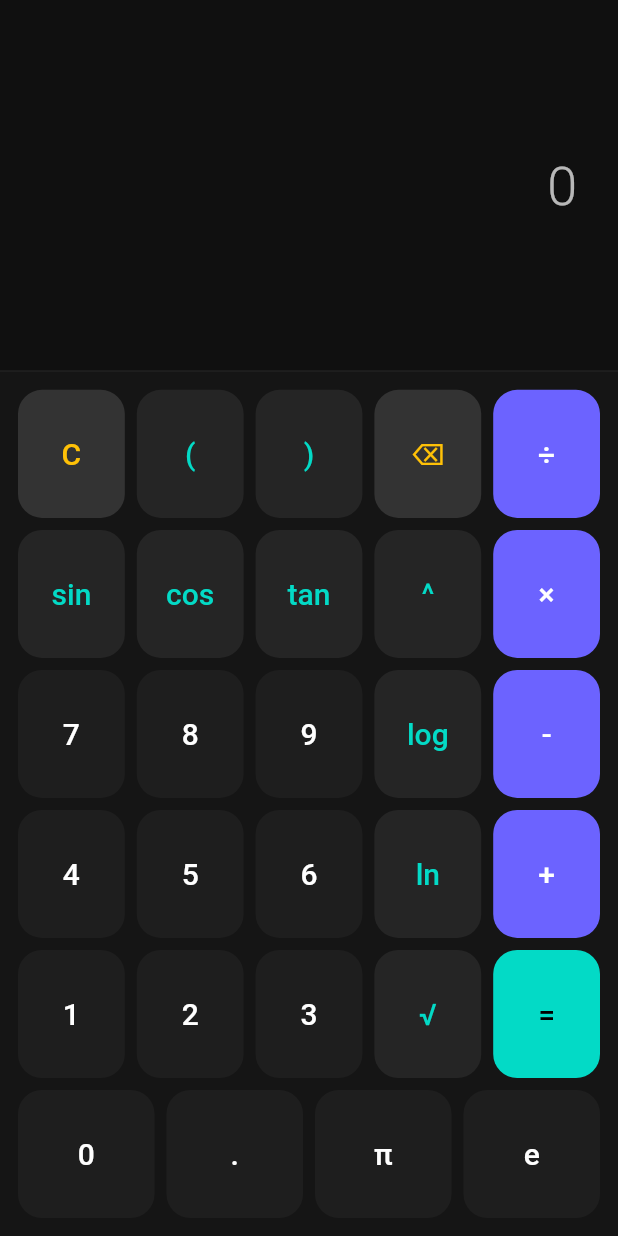
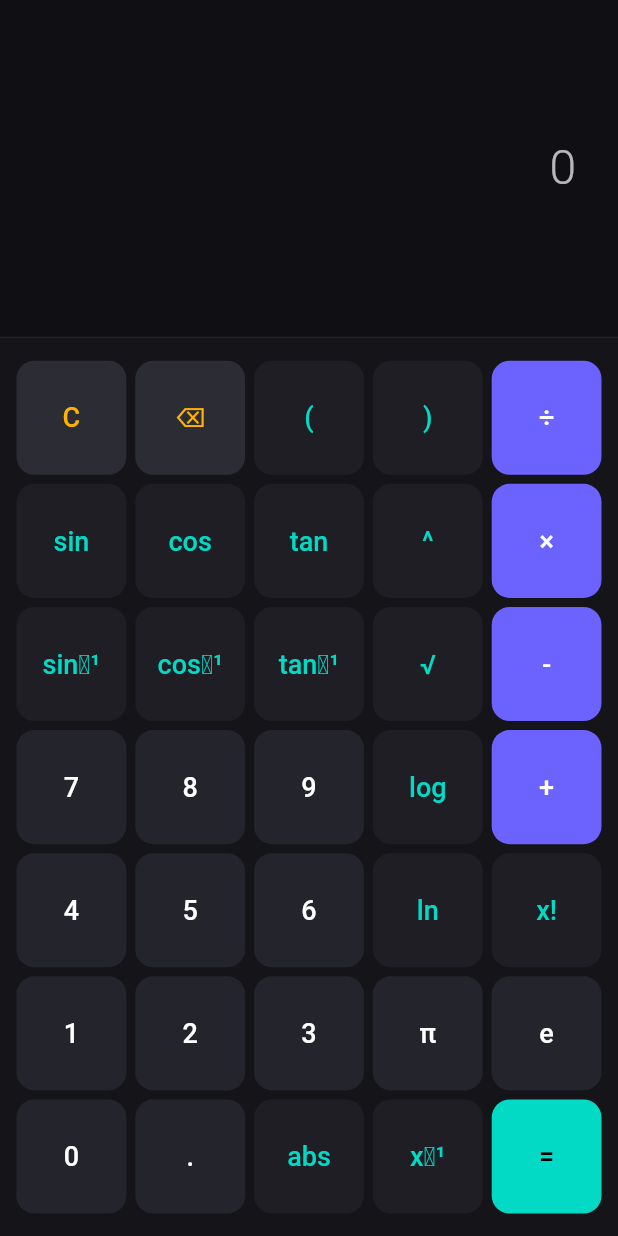
Before and after one commit to chetan3625/CTNU-Frontend, a Flutter app: the screen it shows after launch, on a phone screen of 412 x 824 dp. Run offline on Flutter 3.47's test engine with Material 3 defaults, Android fonts, the phone set to English and light mode, and no system bars; our stand-ins replace flutter_dotenv, shared_preferences, socket_io_client.

Commit message:
Upgrade Scientific Calculator to Casio FX-991ES standards with auto-close parentheses and inverse trig

```diff
--- a/lib/pages/calculator_page.dart
+++ b/lib/pages/calculator_page.dart
@@ -22,13 +22,22 @@ class _CalculatorPageState extends State<CalculatorPage> {
         _result = '';
       } else if (value == '⌫') {
         if (_expression.isNotEmpty) {
-          // If deleting a function like sin(, cos(, tan(, log(, ln(
+          // Deleting multi-character scientific functions cleanly
           if (_expression.endsWith('sin(') ||
               _expression.endsWith('cos(') ||
               _expression.endsWith('tan(') ||
-              _expression.endsWith('log(')) {
+              _expression.endsWith('log(') ||
+              _expression.endsWith('abs(')) {
             _expression = _expression.substring(0, _expression.length - 4);
+          } else if (_expression.endsWith('asin(') ||
+              _expression.endsWith('acos(') ||
+              _expression.endsWith('atan(')) {
+            _expression = _expression.substring(0, _expression.length - 5);
           } else if (_expression.endsWith('ln(')) {
+            _expression = _expression.substring(0, _expression.length - 3);
+          } else if (_expression.endsWith('√(')) {
+            _expression = _expression.substring(0, _expression.length - 2);
+          } else if (_expression.endsWith('^-1')) {
             _expression = _expression.substring(0, _expression.length - 3);
           } else {
             _expression = _expression.substring(0, _expression.length - 1);
@@ -64,11 +73,21 @@ class _CalculatorPageState extends State<CalculatorPage> {
           .replaceAll('÷', '/')
           .replaceAll('π', 'pi');
 
+      // Auto-close missing parentheses (like Casio calculators do)
+      int openCount = 0;
+      int closeCount = 0;
+      for (int i = 0; i < parsedExpr.length; i++) {
+        if (parsedExpr[i] == '(') openCount++;
+        if (parsedExpr[i] == ')') closeCount++;
+      }
+      if (openCount > closeCount) {
+        parsedExpr += ')' * (openCount - closeCount);
+      }
+
       final evaluator = MathEvaluator(parsedExpr);
       final evalResult = evaluator.parse();
 
       setState(() {
-        // Format double results to avoid long floating point representations
         if (evalResult.isInfinite || evalResult.isNaN) {
           _result = 'Error';
           _showError = true;
@@ -76,7 +95,7 @@ class _CalculatorPageState extends State<CalculatorPage> {
           if (evalResult == evalResult.toInt()) {
             _result = evalResult.toInt().toString();
           } else {
-            _result = evalResult.toStringAsFixed(6);
+            _result = evalResult.toStringAsFixed(8);
             // Trim trailing zeroes
             while (_result.endsWith('0')) {
               _result = _result.substring(0, _result.length - 1);
@@ -102,7 +121,7 @@ class _CalculatorPageState extends State<CalculatorPage> {
     final isLandscape = size.width > size.height;
 
     return Scaffold(
-      backgroundColor: const Color(0xFF101010),
+      backgroundColor: const Color(0xFF0F0F14),
       body: SafeArea(
         child: Column(
           children: [
@@ -121,9 +140,10 @@ class _CalculatorPageState extends State<CalculatorPage> {
                       SelectableText(
                         _expression.isEmpty ? '0' : _expression,
                         style: const TextStyle(
-                          fontSize: 36,
+                          fontSize: 32,
                           fontWeight: FontWeight.w300,
                           color: Colors.white70,
+                          letterSpacing: 1.0,
                         ),
                         textAlign: TextAlign.right,
                       ),
@@ -131,7 +151,7 @@ class _CalculatorPageState extends State<CalculatorPage> {
                       Text(
                         _result,
                         style: TextStyle(
-                          fontSize: 48,
+                          fontSize: 44,
                           fontWeight: FontWeight.bold,
                           color: _showError ? Colors.redAccent : theme.colorScheme.secondary,
                         ),
@@ -142,23 +162,24 @@ class _CalculatorPageState extends State<CalculatorPage> {
                 ),
               ),
             ),
-            const Divider(color: Color(0xFF222222), height: 1),
+            const Divider(color: Color(0xFF22222A), height: 1),
 
             // Calculator Keypad
             Expanded(
-              flex: isLandscape ? 5 : 7,
+              flex: isLandscape ? 6 : 8,
               child: Container(
-                padding: const EdgeInsets.all(8.0),
-                color: const Color(0xFF151515),
+                padding: const EdgeInsets.symmetric(horizontal: 8.0, vertical: 12.0),
+                color: const Color(0xFF141419),
                 child: Column(
                   mainAxisAlignment: MainAxisAlignment.spaceEvenly,
                   children: [
-                    _buildButtonRow(['C', '(', ')', '⌫', '÷']),
+                    _buildButtonRow(['C', '⌫', '(', ')', '÷']),
                     _buildButtonRow(['sin(', 'cos(', 'tan(', '^', '×']),
-                    _buildButtonRow(['7', '8', '9', 'log(', '-']),
-                    _buildButtonRow(['4', '5', '6', 'ln(', '+']),
-                    _buildButtonRow(['1', '2', '3', '√(', '=']),
-                    _buildButtonRow(['0', '.', 'π', 'e']),
+                    _buildButtonRow(['asin(', 'acos(', 'atan(', '√(', '-']),
+                    _buildButtonRow(['7', '8', '9', 'log(', '+']),
+                    _buildButtonRow(['4', '5', '6', 'ln(', '!']),
+                    _buildButtonRow(['1', '2', '3', 'π', 'e']),
+                    _buildButtonRow(['0', '.', 'abs(', '^-1', '=']),
                   ],
                 ),
               ),
@@ -176,7 +197,7 @@ class _CalculatorPageState extends State<CalculatorPage> {
         children: keys.map((key) {
           return Expanded(
             child: Padding(
-              padding: const EdgeInsets.all(4.0),
+              padding: const EdgeInsets.all(3.0),
               child: _buildCalculatorButton(key),
             ),
           );
@@ -188,9 +209,8 @@ class _CalculatorPageState extends State<CalculatorPage> {
   Widget _buildCalculatorButton(String text) {
     final theme = Theme.of(context);
 
-    // Styling attributes based on key types
     bool isOperator = ['÷', '×', '-', '+', '='].contains(text);
-    bool isFunction = ['sin(', 'cos(', 'tan(', 'log(', 'ln(', '√(', '^', '(', ')'].contains(text);
+    bool isFunction = ['sin(', 'cos(', 'tan(', 'asin(', 'acos(', 'atan(', 'log(', 'ln(', '√(', '^', '(', ')', '!', 'abs(', '^-1'].contains(text);
     bool isClear = ['C', '⌫'].contains(text);
 
     Color buttonColor;
@@ -200,23 +220,29 @@ class _CalculatorPageState extends State<CalculatorPage> {
       buttonColor = text == '=' ? theme.colorScheme.secondary : theme.colorScheme.primary;
       textColor = text == '=' ? Colors.black : Colors.white;
     } else if (isClear) {
-      buttonColor = const Color(0xFF333333);
-      textColor = Colors.amber;
+      buttonColor = const Color(0xFF2C2C35);
+      textColor = const Color(0xFFFFB300);
     } else if (isFunction) {
-      buttonColor = const Color(0xFF252525);
+      buttonColor = const Color(0xFF1E1E24);
       textColor = theme.colorScheme.secondary;
     } else {
-      buttonColor = const Color(0xFF1E1E1E);
+      buttonColor = const Color(0xFF24242C);
     }
 
-    // Display labels cleanups
+    // Display labels formatting
     String displayLabel = text;
     if (text == 'sin(') displayLabel = 'sin';
     if (text == 'cos(') displayLabel = 'cos';
     if (text == 'tan(') displayLabel = 'tan';
+    if (text == 'asin(') displayLabel = 'sin⁻¹';
+    if (text == 'acos(') displayLabel = 'cos⁻¹';
+    if (text == 'atan(') displayLabel = 'tan⁻¹';
     if (text == 'log(') displayLabel = 'log';
     if (text == 'ln(') displayLabel = 'ln';
     if (text == '√(') displayLabel = '√';
+    if (text == 'abs(') displayLabel = 'abs';
+    if (text == '!') displayLabel = 'x!';
+    if (text == '^-1') displayLabel = 'x⁻¹';
 
     return ElevatedButton(
       style: ElevatedButton.styleFrom(
@@ -224,7 +250,7 @@ class _CalculatorPageState extends State<CalculatorPage> {
         foregroundColor: textColor,
         elevation: 0,
         shape: RoundedRectangleBorder(
-          borderRadius: BorderRadius.circular(16),
+          borderRadius: BorderRadius.circular(12),
         ),
         padding: EdgeInsets.zero,
       ),
@@ -234,7 +260,7 @@ class _CalculatorPageState extends State<CalculatorPage> {
         child: Text(
           displayLabel,
           style: const TextStyle(
-            fontSize: 20,
+            fontSize: 18,
             fontWeight: FontWeight.w500,
           ),
         ),
@@ -243,7 +269,7 @@ class _CalculatorPageState extends State<CalculatorPage> {
   }
 }
 
-/// Recursive Descent Math Parser for Scientific Calculations
+/// Recursive Descent Math Parser for Casio FX-991ES Emulator
 class MathEvaluator {
   final String expression;
   int _pos = -1;
@@ -338,12 +364,25 @@ class MathEvaluator {
           x = math.cos(arg * math.pi / 180.0);
         } else if (name == 'tan') {
           x = math.tan(arg * math.pi / 180.0);
+        } else if (name == 'asin') {
+          if (arg < -1 || arg > 1) throw ArgumentError("asin domain is [-1, 1]");
+          x = math.asin(arg) * 180.0 / math.pi;
+        } else if (name == 'acos') {
+          if (arg < -1 || arg > 1) throw ArgumentError("acos domain is [-1, 1]");
+          x = math.acos(arg) * 180.0 / math.pi;
+        } else if (name == 'atan') {
+          x = math.atan(arg) * 180.0 / math.pi;
         } else if (name == 'sqrt' || name == '√') {
+          if (arg < 0) throw ArgumentError("Square root of negative number");
           x = math.sqrt(arg);
         } else if (name == 'log') {
+          if (arg <= 0) throw ArgumentError("Logarithm of non-positive number");
           x = math.log(arg) / math.ln10;
         } else if (name == 'ln') {
+          if (arg <= 0) throw ArgumentError("Logarithm of non-positive number");
           x = math.log(arg);
+        } else if (name == 'abs') {
+          x = arg.abs();
         } else {
           throw FormatException("Unknown function: $name");
         }
@@ -352,10 +391,32 @@ class MathEvaluator {
       throw FormatException("Unexpected character: ${String.fromCharCode(_ch)}");
     }
 
-    if (_eat(94)) {
-      x = math.pow(x, _parseFactor()).toDouble(); // ^
+    // Postfix operators loop
+    for (;;) {
+      if (_eat(33)) { // '!'
+        x = _factorial(x);
+      } else if (_eat(37)) { // '%'
+        x = x / 100.0;
+      } else if (_eat(94)) { // '^'
+        x = math.pow(x, _parseFactor()).toDouble();
+      } else {
+        break;
+      }
     }
 
     return x;
   }
+
+  double _factorial(double val) {
+    if (val < 0 || val != val.toInt()) {
+      throw ArgumentError("Factorial of non-negative integer only");
+    }
+    int n = val.toInt();
+    if (n > 170) throw ArgumentError("Factorial overflow");
+    double result = 1;
+    for (int i = 2; i <= n; i++) {
+      result *= i;
+    }
+    return result;
+  }
 }
```
